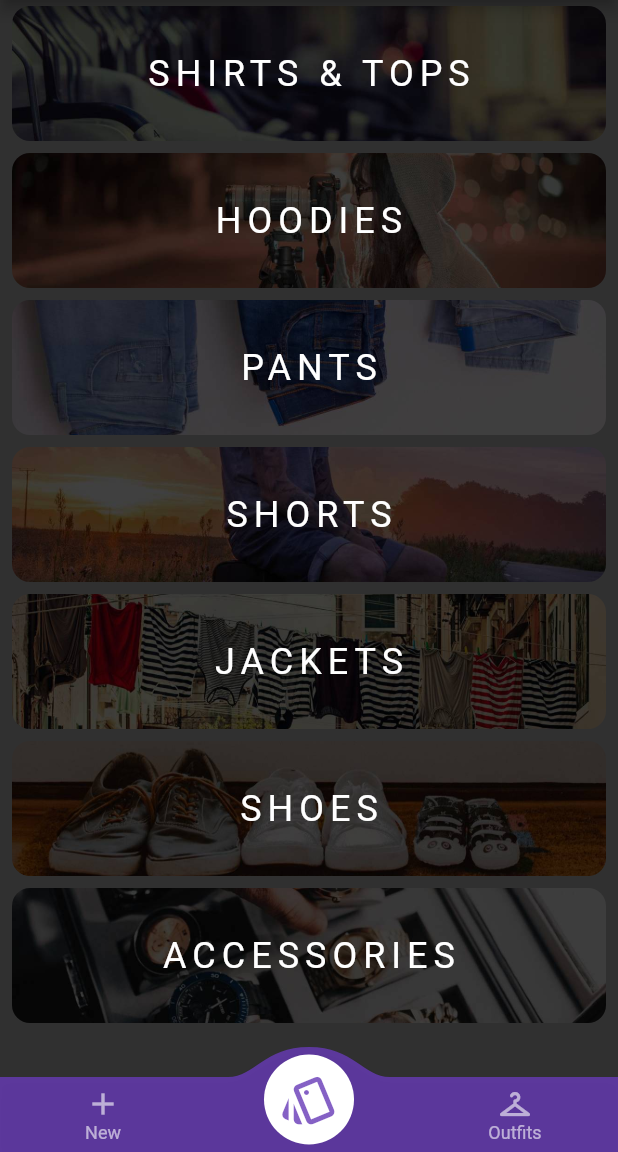
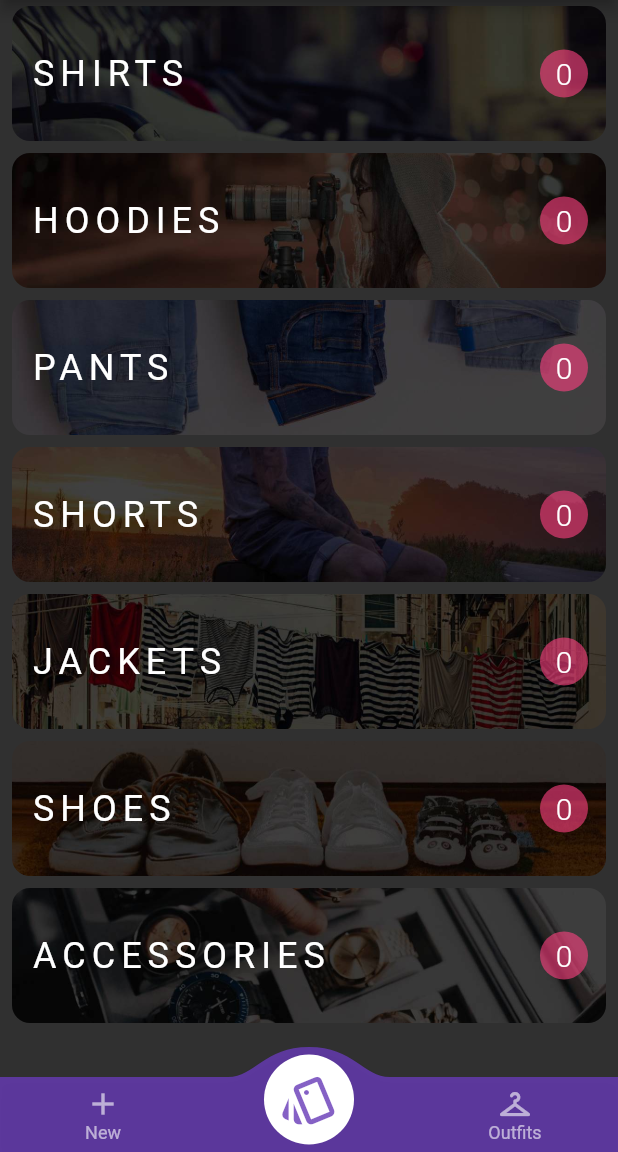
Before and after one commit to TariqSaiyad/outfitter-flutter, a Flutter app: the screen it shows after launch, on a phone screen of 412 x 824 dp, the part 84-1236 px from its top. Run offline on Flutter 3.47's test engine with Material 2 defaults, Android fonts, the phone set to English and light mode, and no system bars; drawn by our look-alikes of convex_bottom_bar; our stand-ins replace camera, firebase_core, localstorage; missing offline and left inert: draggable_bottom_sheet; accounts and stored records are empty; generated files the repository leaves out were written again.

```diff
--- a/lib/constants/constants.dart
+++ b/lib/constants/constants.dart
@@ -1,7 +1,7 @@
 import 'package:flutter/material.dart';
 
 const List TYPES = [
-  {"name": "shirts & tops", "image": "shirts.jpg"},
+  {"name": "shirts", "image": "shirts.jpg"},
   {"name": "hoodies", "image": "hoodies.jpg"},
   {"name": "pants", "image": "pants.jpg"},
   {"name": "shorts", "image": "shorts.jpg"},
--- a/lib/models/person.dart
+++ b/lib/models/person.dart
@@ -11,6 +11,7 @@ class Person {
   static final LocalStorage storage = new LocalStorage('personData.json');
   final List<Item> items;
   final List<Outfit> outfits;
+  Map<String, int> itemCounts = new Map();
 
   Person({this.items, this.outfits});
 
@@ -18,9 +19,26 @@ class Person {
 
   /// Creates the person object from local storage.
   factory Person.fromStorage() {
-    return storage.getItem('person') == null
+    // get data from local storage.
+    dynamic data = storage.getItem('person');
+    // create the person object.
+    Person p = data == null
         ? Person(items: new List(), outfits: new List())
-        : Person.fromJson(storage.getItem('person'));
+        : Person.fromJson(data);
+
+    //update the map for the item counts.
+    p.updateItemCounts(p);
+    return p;
+  }
+
+  void updateItemCounts(Person p) {
+    p.itemCounts = new Map();
+    p.items.forEach((element) {
+      String cat = element.category.toLowerCase();
+      p.itemCounts[cat] = p.itemCounts[cat] != null ? p.itemCounts[cat] + 1 : 1;
+    });
+
+    print(p.itemCounts);
   }
 
   Map<String, dynamic> toJson() => _$PersonToJson(this);
@@ -29,7 +47,8 @@ class Person {
   void addItem(Item i) {
     items.add(i);
     storage.setItem('person', this.toJson());
-    print("item ${i.name} added!");
+    updateItemCounts(this);
+    print("item ${i.name} ADDED!");
     print(this.toJson());
   }
 
@@ -51,6 +70,9 @@ class Person {
     if (!items.contains(i)) return false;
     items.remove(i);
     storage.setItem('person', this.toJson());
+    updateItemCounts(this);
+    print("REMOVED");
+    print(this.toJson());
     return true;
   }
 
@@ -70,6 +92,11 @@ class Person {
     return true;
   }
 
+  /// Get the number of items stored in a particular category.
+  int getCategoryCount(String category) {
+    return itemCounts[category] ?? 0;
+  }
+
   String toString() {
     return this.toJson().toString();
   }
--- a/lib/pages/home_screen.dart
+++ b/lib/pages/home_screen.dart
@@ -32,9 +32,17 @@ class _HomeScreenState extends State<HomeScreen> with TickerProviderStateMixin {
         currentPage = controller.page.floor();
       });
     });
-    Person.storage.ready.then((value) {
+  }
+
+  Future<bool> initData() {
+    return Person.storage.ready.then((value) {
+      print("HERE");
+      if (person == null) {
         person = Person.fromStorage();
-      person.toString();
+      }
+//      print(person.toJson());
+//      person.items.map((e) => print(e.name));
+      return true;
     });
   }
 
@@ -73,7 +81,11 @@ class _HomeScreenState extends State<HomeScreen> with TickerProviderStateMixin {
                   duration: const Duration(milliseconds: 400),
                   curve: Curves.easeInOut);
             }),
-        body: PageView(
+        body: FutureBuilder(
+          future: initData(),
+          builder: (BuildContext context, AsyncSnapshot<void> snapshot) {
+            if (snapshot.hasData) {
+              return PageView(
                 physics: NeverScrollableScrollPhysics(),
                 controller: controller,
                 children: <Widget>[
@@ -81,25 +93,23 @@ class _HomeScreenState extends State<HomeScreen> with TickerProviderStateMixin {
                     cameras: widget.cameras,
                     person: person,
                   ),
-            ItemsScreen(),
+                  _itemsScreen(),
                   OutfitScreen(),
                 ],
+              );
+            }
+            return CircularProgressIndicator();
+          },
         ));
   }
-}
 
-class ItemsScreen extends StatelessWidget {
-  const ItemsScreen({
-    Key key,
-  }) : super(key: key);
-
-  @override
-  Widget build(BuildContext context) {
+  Widget _itemsScreen() {
     return SafeArea(
       child: ListView.builder(
         itemCount: TYPES.length,
         itemBuilder: (BuildContext context, int index) {
           return ItemTile(
+            person: person,
             type: TYPES[index],
           );
         },
--- a/lib/widgets/add_item_form.dart
+++ b/lib/widgets/add_item_form.dart
@@ -62,7 +62,6 @@ class _AddItemFormWidgetState extends State<AddItemFormWidget> {
       Item i = new Item(widget.image, name, type, code, color, category);
       widget.onFormComplete(i);
       _formKey.currentState.reset();
-      print(i.toJson());
     }
   }
 
--- a/lib/widgets/item_tile.dart
+++ b/lib/widgets/item_tile.dart
@@ -1,15 +1,21 @@
+import 'package:Outfitter/helpers/helper_methods.dart';
+import 'package:Outfitter/models/person.dart';
+
 import '../pages/category_screen.dart';
 import 'package:flutter/material.dart';
 import '../pages/home_screen.dart';
 
 class ItemTile extends StatelessWidget {
   final dynamic type;
+  final Person person;
   final bool isDisplay;
 
-  const ItemTile({Key key, this.type, this.isDisplay = false})
+  const ItemTile(
+      {Key key, this.type, this.person, this.isDisplay = false})
       : super(key: key);
 
-  const ItemTile.display({Key key, this.type, this.isDisplay = true})
+  const ItemTile.display(
+      {Key key, this.type, this.person, this.isDisplay = true})
       : super(key: key);
 
   @override
@@ -33,19 +39,38 @@ class ItemTile extends StatelessWidget {
                       Navigator.push(
                         context,
                         MaterialPageRoute(
-                            builder: (context) => CategoryScreen(type: type)),
+                            builder: (context) => CategoryScreen(
+                                  type: type,
+                                  person: person,
+                                )),
                       );
                     }
                   },
-                  child: Center(
-                      child: Text(
+                  child: Row(
+                    children: [
+                      isDisplay ? BackButton() : SizedBox(width: 12),
+                      Text(
                         type['name'].toString().toUpperCase(),
                         style: TextStyle(
                             color: Colors.white,
                             letterSpacing: 4,
                             fontWeight: FontWeight.w400,
                             fontSize: isDisplay ? 20 : 24),
-                  )),
+                      ),
+                      Spacer(),
+                      CircleAvatar(
+                        backgroundColor:
+                            Theme.of(context).accentColor.withOpacity(0.6),
+                        radius: 16,
+                        child: Text(person.getCategoryCount(type['name']).toString(),
+                            style: TextStyle(
+                                color: Colors.white,
+                                fontWeight: FontWeight.w300,
+                                fontSize: isDisplay ? 18 : 20)),
+                      ),
+                      SizedBox(width: 12)
+                    ],
+                  ),
                 ),
               ),
             ),
```
Also changed, not shown: lib/helpers/helper_methods.dart (+15 -0 lines), lib/pages/category_screen.dart (+59 -7 lines), lib/pages/item_detail_screen.dart (added, +158 -0 lines), lib/widgets/grid_item_widget.dart (added, +138 -0 lines), lib/models/outfit.g.dart, lib/models/person.g.dart. Lines whose indentation alone changed are shown as unchanged.
